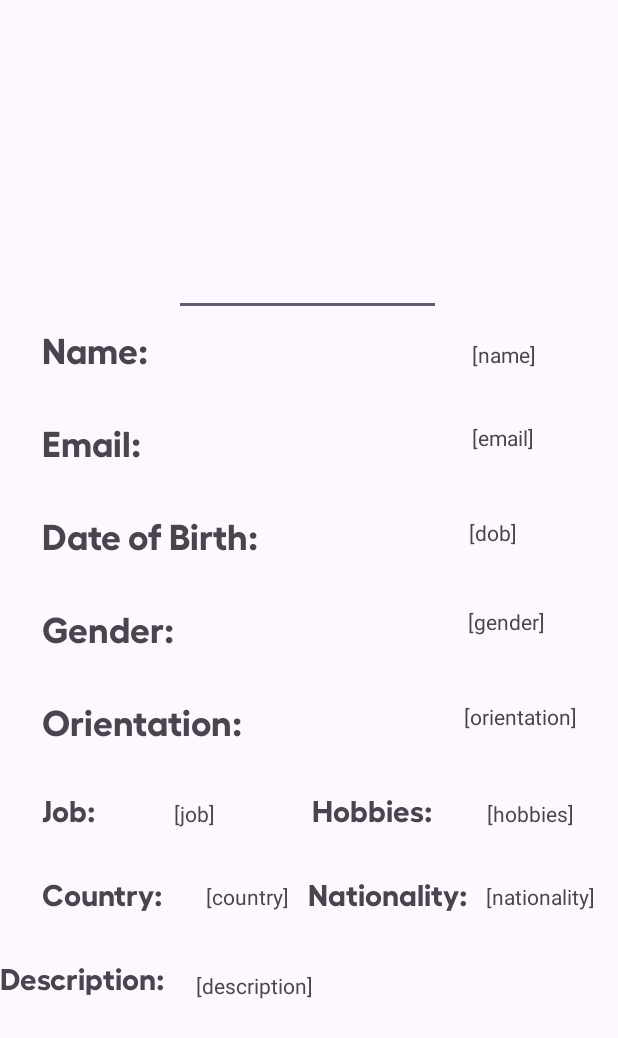
After one commit to voduycuong/LoveQuest, an Android app: the ProfilePageActivity screen opened directly, with no data from a screen before it, on a phone screen of 412 x 824 dp. The commit adds this screen. Shown: the top 1038 px of the screen. Run offline under Robolectric (Android 15) with nearby library versions, the light colour scheme and no system bars; our stand-ins replace Firebase (no records; nobody signed in at launch, a user with empty details on screens opened directly); pictures from the network do not load.

Commit message:
need help with profile!

```diff
--- a/app/src/main/java/com/example/lovequest/BeginActivity1.java
+++ b/app/src/main/java/com/example/lovequest/BeginActivity1.java
@@ -107,7 +107,6 @@ public class BeginActivity1 extends AppCompatActivity {
         String username = inputUsername.getText().toString();
         String dateOfBirth = tvSelectedDate.getText().toString();
         String age = inputAge.getText().toString();
-        String job = inputJob.getText().toString();
 
         UserModel userModel = new UserModel();
         userModel.setEmail(userEmail);
@@ -116,7 +115,6 @@ public class BeginActivity1 extends AppCompatActivity {
         userModel.setUsername(username);
         userModel.setDateOfBirth(dateOfBirth);
         userModel.setAge(age);
-        //userModel.setJob(job);
 
         FirebaseUser currentUser = FirebaseAuth.getInstance().getCurrentUser();
         if (currentUser != null) {
--- /dev/null
+++ b/app/src/main/java/com/example/lovequest/ProfilePageActivity.java
@@ -0,0 +1,76 @@
+package com.example.lovequest;
+
+import androidx.appcompat.app.AppCompatActivity;
+
+import android.os.Bundle;
+import android.widget.ImageView;
+import android.widget.TextView;
+
+import com.bumptech.glide.Glide;
+import com.example.lovequest.model.UserModel;
+import com.google.firebase.auth.FirebaseAuth;
+import com.google.firebase.auth.FirebaseUser;
+import com.google.firebase.database.DatabaseReference;
+import com.google.firebase.firestore.DocumentReference;
+import com.google.firebase.firestore.FirebaseFirestore;
+
+public class ProfilePageActivity extends AppCompatActivity {
+
+    private TextView textViewName, textViewEmail, textViewUsername, textViewDob, textViewGender, textViewOrientation, textViewCountry, textViewNationality, textViewHobbies, textViewDescription;
+    private ImageView imageViewProfile;
+    private FirebaseUser currentUser;
+    private DocumentReference databaseReference;
+
+    @Override
+    protected void onCreate(Bundle savedInstanceState) {
+        super.onCreate(savedInstanceState);
+        setContentView(R.layout.activity_profile_page);
+
+        // Initialize views
+        textViewName = findViewById(R.id.text_view_name);
+        textViewEmail = findViewById(R.id.text_view_email);
+        textViewUsername = findViewById(R.id.editText_view_username);
+        textViewDob = findViewById(R.id.text_view_dob);
+        textViewGender = findViewById(R.id.text_view_gender);
+        textViewOrientation = findViewById(R.id.text_view_orientation);
+        textViewCountry = findViewById(R.id.text_view_country);
+        textViewNationality = findViewById(R.id.text_view_nationality);
+        textViewHobbies = findViewById(R.id.text_view_hobbies);
+        textViewDescription= findViewById(R.id.text_view_description);
+        imageViewProfile = findViewById(R.id.image_view_profile);
+
+        // Get current user
+        currentUser = FirebaseAuth.getInstance().getCurrentUser();
+        if (currentUser != null) {
+            databaseReference = FirebaseFirestore.getInstance().collection("users").document(currentUser.getUid());
+            getUserInfo();
+        }
+    }
+
+    private void getUserInfo() {
+        databaseReference.get().addOnSuccessListener(documentSnapshot -> {
+            if (documentSnapshot.exists()) {
+                UserModel userModel = documentSnapshot.toObject(UserModel.class);
+
+                // Update UI with user information
+                textViewName.setText(userModel.getName());
+                textViewEmail.setText(userModel.getEmail());
+                textViewUsername.setText(userModel.getUsername());
+                textViewDob.setText(userModel.getDateOfBirth());
+                textViewGender.setText(userModel.getGender());
+                textViewOrientation.setText(userModel.getOrientation());
+                textViewCountry.setText(userModel.getCountry());
+                textViewNationality.setText(userModel.getNationality());
+                textViewHobbies.setText(userModel.getHobbies());
+                textViewDescription.setText(userModel.getDescription());
+
+                if (userModel.getPhotoUrl() != null && !userModel.getPhotoUrl().isEmpty()) {
+                    Glide.with(this).load(userModel.getPhotoUrl()).into(imageViewProfile);
+                }
+            }
+        }).addOnFailureListener(e -> {
+            // Handle error
+        });
+    }
+
+}
--- a/app/src/main/java/com/example/lovequest/model/UserModel.java
+++ b/app/src/main/java/com/example/lovequest/model/UserModel.java
@@ -19,13 +19,19 @@ public class UserModel {
     private String nationality;
     private String city;
     private String description;
+
+    private String hobbies;
+
+    private String orientation;
+
+    private String job;
     private String photoUrl; // URL to the user's photo
 
     public UserModel() {
     }
 
     // Constructor with new fields
-    public UserModel(String phone, String username, String email, Timestamp createdTimestamp, String userId, String name, String dateOfBirth, String gender, String country, String nationality, String city, String description, String photoUrl) {
+    public UserModel(String phone, String username, String email, Timestamp createdTimestamp, String userId, String name, String dateOfBirth, String gender, String orientation, String country, String nationality, String city, String hobbies, String description, String photoUrl) {
         this.phone = phone;
         this.username = username;
         this.email = email;
@@ -35,9 +41,11 @@ public class UserModel {
         this.dateOfBirth = dateOfBirth;
         this.age = age;
         this.gender = gender;
+        this.orientation = orientation;
         this.country = country;
         this.nationality = nationality;
         this.city = city;
+        this.hobbies = hobbies;
         this.description = description;
         this.photoUrl = photoUrl;
     }
@@ -142,6 +150,22 @@ public class UserModel {
         this.description = description;
     }
 
+    public String getHobbies() {
+        return hobbies;
+    }
+
+    public void setHobbies(String hobbies) {
+        this.hobbies = hobbies;
+    }
+
+    public String getOrientation() {
+        return orientation;
+    }
+
+    public void setOrientation(String orientation) {
+        this.orientation = orientation;
+    }
+
     public String getPhotoUrl() {
         return photoUrl;
     }
--- a/app/src/main/java/com/example/lovequest/ui/home/HomeFragment.java
+++ b/app/src/main/java/com/example/lovequest/ui/home/HomeFragment.java
@@ -1,15 +1,18 @@
 package com.example.lovequest.ui.home;
 
+import android.content.Intent;
 import android.os.Bundle;
 import android.view.LayoutInflater;
 import android.view.View;
 import android.view.ViewGroup;
+import android.widget.ImageButton;
 import android.widget.TextView;
 
 import androidx.annotation.NonNull;
 import androidx.fragment.app.Fragment;
 import androidx.lifecycle.ViewModelProvider;
 
+import com.example.lovequest.ProfilePageActivity;
 import com.example.lovequest.databinding.FragmentHomeBinding;
 
 public class HomeFragment extends Fragment {
@@ -26,7 +29,17 @@ public class HomeFragment extends Fragment {
 
         final TextView textView = binding.textHome;
         homeViewModel.getText().observe(getViewLifecycleOwner(), textView::setText);
+
+        // Set up the ImageButton click listener
+        ImageButton editProfileButton = binding.btnEditProfile;
+        editProfileButton.setOnClickListener(view -> navigateToProfileEditPage());
+
         return root;
+    }
+
+    private void navigateToProfileEditPage() {
+        Intent intent = new Intent(getActivity(), ProfilePageActivity.class);
+        startActivity(intent);
     }
 
     @Override
--- /dev/null
+++ b/app/src/main/res/layout/activity_profile_page.xml
@@ -0,0 +1,248 @@
+<?xml version="1.0" encoding="utf-8"?>
+<androidx.constraintlayout.widget.ConstraintLayout xmlns:android="http://schemas.android.com/apk/res/android"
+    xmlns:app="http://schemas.android.com/apk/res-auto"
+    xmlns:tools="http://schemas.android.com/tools"
+    android:layout_width="match_parent"
+    android:layout_height="match_parent"
+    tools:context=".ProfilePageActivity">
+
+    <ImageView
+        android:id="@+id/image_view_profile"
+        android:layout_width="140dp"
+        android:layout_height="135dp"
+        android:layout_marginTop="24dp"
+        app:layout_constraintEnd_toEndOf="parent"
+        app:layout_constraintHorizontal_bias="0.512"
+        app:layout_constraintStart_toStartOf="parent"
+        app:layout_constraintTop_toTopOf="parent"
+        tools:srcCompat="@tools:sample/avatars" />
+
+    <EditText
+        android:id="@+id/editText_view_username"
+        android:layout_width="178dp"
+        android:layout_height="47dp"
+        android:layout_marginStart="116dp"
+        android:layout_marginTop="4dp"
+        android:padding="10dp"
+        app:layout_constraintStart_toStartOf="parent"
+        app:layout_constraintTop_toBottomOf="@+id/image_view_profile" />
+
+    <TextView
+        android:id="@+id/textView24"
+        android:layout_width="wrap_content"
+        android:layout_height="wrap_content"
+        android:layout_marginStart="28dp"
+        android:layout_marginTop="4dp"
+        android:fontFamily="@font/hellix_bold"
+        android:text="Name:"
+        android:textSize="24sp"
+        app:layout_constraintStart_toStartOf="parent"
+        app:layout_constraintTop_toBottomOf="@+id/editText_view_username" />
+
+    <TextView
+        android:id="@+id/textView28"
+        android:layout_width="wrap_content"
+        android:layout_height="wrap_content"
+        android:layout_marginStart="28dp"
+        android:layout_marginTop="28dp"
+        android:fontFamily="@font/hellix_bold"
+        android:text="Email:"
+        android:textSize="24sp"
+        app:layout_constraintStart_toStartOf="parent"
+        app:layout_constraintTop_toBottomOf="@+id/textView24" />
+
+    <TextView
+        android:id="@+id/textView29"
+        android:layout_width="wrap_content"
+        android:layout_height="wrap_content"
+        android:layout_marginStart="28dp"
+        android:layout_marginTop="28dp"
+        android:fontFamily="@font/hellix_bold"
+        android:text="Date of Birth:"
+        android:textSize="24sp"
+        app:layout_constraintStart_toStartOf="parent"
+        app:layout_constraintTop_toBottomOf="@+id/textView28" />
+
+    <TextView
+        android:id="@+id/textView30"
+        android:layout_width="wrap_content"
+        android:layout_height="wrap_content"
+        android:layout_marginStart="28dp"
+        android:layout_marginTop="28dp"
+        android:fontFamily="@font/hellix_bold"
+        android:text="Gender:"
+        android:textSize="24sp"
+        app:layout_constraintStart_toStartOf="parent"
+        app:layout_constraintTop_toBottomOf="@+id/textView29" />
+
+    <TextView
+        android:id="@+id/textView31"
+        android:layout_width="wrap_content"
+        android:layout_height="wrap_content"
+        android:layout_marginStart="28dp"
+        android:layout_marginTop="28dp"
+        android:fontFamily="@font/hellix_bold"
+        android:text="Country:"
+        android:textSize="20sp"
+        app:layout_constraintStart_toStartOf="parent"
+        app:layout_constraintTop_toBottomOf="@+id/textView35" />
+
+    <TextView
+        android:id="@+id/textView32"
+        android:layout_width="wrap_content"
+        android:layout_height="wrap_content"
+        android:layout_marginStart="96dp"
+        android:layout_marginTop="28dp"
+        android:fontFamily="@font/hellix_bold"
+        android:text="Nationality:"
+        android:textSize="20sp"
+        app:layout_constraintStart_toEndOf="@+id/textView31"
+        app:layout_constraintTop_toBottomOf="@+id/textView36" />
+
+    <TextView
+        android:id="@+id/textView33"
+        android:layout_width="wrap_content"
+        android:layout_height="wrap_content"
+        android:layout_marginStart="28dp"
+        android:layout_marginTop="28dp"
+        android:fontFamily="@font/hellix_bold"
+        android:text="Orientation:"
+        android:textSize="24sp"
+        app:layout_constraintStart_toStartOf="parent"
+        app:layout_constraintTop_toBottomOf="@+id/textView30" />
+
+    <TextView
+        android:id="@+id/textView35"
+        android:layout_width="wrap_content"
+        android:layout_height="wrap_content"
+        android:layout_marginStart="28dp"
+        android:layout_marginTop="28dp"
+        android:fontFamily="@font/hellix_bold"
+        android:text="Job:"
+        android:textSize="20sp"
+        app:layout_constraintStart_toStartOf="parent"
+        app:layout_constraintTop_toBottomOf="@+id/textView33" />
+
+    <TextView
+        android:id="@+id/textView36"
+        android:layout_width="wrap_content"
+        android:layout_height="wrap_content"
+        android:layout_marginStart="144dp"
+        android:layout_marginTop="28dp"
+        android:fontFamily="@font/hellix_bold"
+        android:text="Hobbies:"
+        android:textSize="20sp"
+        app:layout_constraintStart_toEndOf="@+id/textView35"
+        app:layout_constraintTop_toBottomOf="@+id/textView33" />
+
+    <TextView
+        android:id="@+id/textView37"
+        android:layout_width="wrap_content"
+        android:layout_height="wrap_content"
+        android:layout_marginTop="28dp"
+        android:fontFamily="@font/hellix_bold"
+        android:text="Description:"
+        android:textSize="20sp"
+        app:layout_constraintTop_toBottomOf="@+id/textView31"
+        tools:layout_editor_absoluteX="28dp" />
+
+    <TextView
+        android:id="@+id/text_view_name"
+        android:layout_width="wrap_content"
+        android:layout_height="wrap_content"
+        android:layout_marginStart="216dp"
+        android:layout_marginTop="16dp"
+        android:text="[name]"
+        app:layout_constraintStart_toEndOf="@+id/textView24"
+        app:layout_constraintTop_toBottomOf="@+id/editText_view_username" />
+
+    <TextView
+        android:id="@+id/text_view_email"
+        android:layout_width="wrap_content"
+        android:layout_height="wrap_content"
+        android:layout_marginStart="220dp"
+        android:layout_marginTop="36dp"
+        android:text="[email]"
+        app:layout_constraintStart_toEndOf="@+id/textView28"
+        app:layout_constraintTop_toBottomOf="@+id/text_view_name" />
+
+    <TextView
+        android:id="@+id/text_view_dob"
+        android:layout_width="wrap_content"
+        android:layout_height="wrap_content"
+        android:layout_marginStart="140dp"
+        android:layout_marginTop="44dp"
+        android:text="[dob]"
+        app:layout_constraintStart_toEndOf="@+id/textView29"
+        app:layout_constraintTop_toBottomOf="@+id/text_view_email" />
+
+    <TextView
+        android:id="@+id/text_view_gender"
+        android:layout_width="wrap_content"
+        android:layout_height="wrap_content"
+        android:layout_marginStart="196dp"
+        android:layout_marginTop="40dp"
+        android:text="[gender]"
+        app:layout_constraintStart_toEndOf="@+id/textView30"
+        app:layout_constraintTop_toBottomOf="@+id/text_view_dob" />
+
+    <TextView
+        android:id="@+id/text_view_orientation"
+        android:layout_width="wrap_content"
+        android:layout_height="wrap_content"
+        android:layout_marginStart="148dp"
+        android:layout_marginTop="44dp"
+        android:text="[orientation]"
+        app:layout_constraintStart_toEndOf="@+id/textView33"
+        app:layout_constraintTop_toBottomOf="@+id/text_view_gender" />
+
+    <TextView
+        android:id="@+id/text_view_job"
+        android:layout_width="wrap_content"
+        android:layout_height="wrap_content"
+        android:layout_marginStart="52dp"
+        android:layout_marginTop="36dp"
+        android:text="[job]"
+        app:layout_constraintStart_toEndOf="@+id/textView35"
+        app:layout_constraintTop_toBottomOf="@+id/textView33" />
+
+    <TextView
+        android:id="@+id/text_view_hobbies"
+        android:layout_width="wrap_content"
+        android:layout_height="wrap_content"
+        android:layout_marginStart="36dp"
+        android:layout_marginTop="36dp"
+        android:text="[hobbies]"
+        app:layout_constraintStart_toEndOf="@+id/textView36"
+        app:layout_constraintTop_toBottomOf="@+id/textView33" />
+
+    <TextView
+        android:id="@+id/text_view_country"
+        android:layout_width="wrap_content"
+        android:layout_height="wrap_content"
+        android:layout_marginStart="28dp"
+        android:layout_marginTop="36dp"
+        android:text="[country]"
+        app:layout_constraintStart_toEndOf="@+id/textView31"
+        app:layout_constraintTop_toBottomOf="@+id/text_view_job" />
+
+    <TextView
+        android:id="@+id/text_view_nationality"
+        android:layout_width="wrap_content"
+        android:layout_height="wrap_content"
+        android:layout_marginStart="12dp"
+        android:layout_marginTop="36dp"
+        android:text="[nationality]"
+        app:layout_constraintStart_toEndOf="@+id/textView32"
+        app:layout_constraintTop_toBottomOf="@+id/text_view_hobbies" />
+
+    <TextView
+        android:id="@+id/text_view_description"
+        android:layout_width="wrap_content"
+        android:layout_height="wrap_content"
+        android:layout_marginStart="20dp"
+        android:layout_marginTop="40dp"
+        android:text="[description]"
+        app:layout_constraintStart_toEndOf="@+id/textView37"
+        app:layout_constraintTop_toBottomOf="@+id/text_view_country" />
+</androidx.constraintlayout.widget.ConstraintLayout>
--- a/app/src/main/res/layout/fragment_home.xml
+++ b/app/src/main/res/layout/fragment_home.xml
@@ -19,4 +19,30 @@
         app:layout_constraintEnd_toEndOf="parent"
         app:layout_constraintStart_toStartOf="parent"
         app:layout_constraintTop_toTopOf="parent" />
+
+    <!-- Add this ImageButton inside your fragment_home.xml layout -->
+    <ImageButton
+        android:id="@+id/btn_edit_profile"
+        android:layout_width="115dp"
+        android:layout_height="120dp"
+        android:layout_gravity="end|top"
+        android:layout_marginTop="36dp"
+        android:contentDescription="Edit profile"
+        android:padding="16dp"
+        android:src="@drawable/person_icon"
+        app:layout_constraintEnd_toEndOf="parent"
+        app:layout_constraintStart_toStartOf="parent"
+        app:layout_constraintTop_toTopOf="parent" />
+
+    <TextView
+        android:id="@+id/textView34"
+        android:layout_width="wrap_content"
+        android:layout_height="wrap_content"
+        android:layout_marginStart="168dp"
+        android:layout_marginTop="4dp"
+        android:fontFamily="@font/hellix_bold"
+        android:text="Your profile"
+        app:layout_constraintStart_toStartOf="parent"
+        app:layout_constraintTop_toBottomOf="@+id/btn_edit_profile" />
+
 </androidx.constraintlayout.widget.ConstraintLayout>
```
Also changed, not shown: app/src/main/AndroidManifest.xml (+11 -5 lines).
